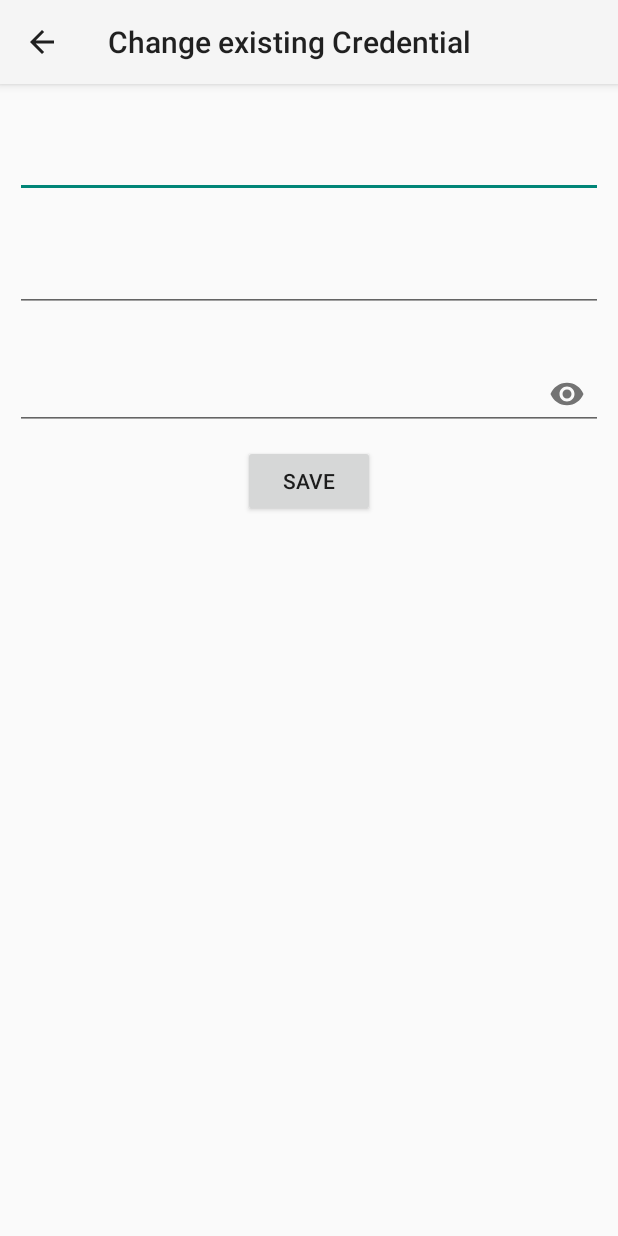
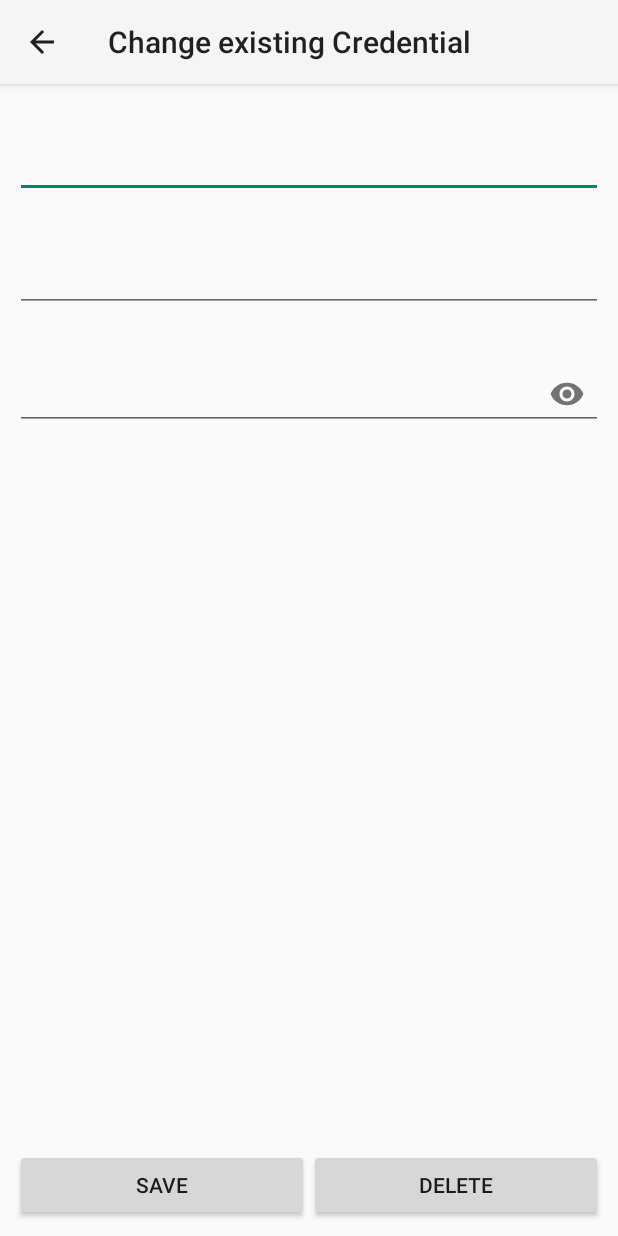
Before and after one commit to milld10/bacc, an Android app: the ChangeAccountActivity screen opened directly, with no data from a screen before it, on a phone screen of 412 x 824 dp. Run offline under Robolectric (Android 15) with nearby library versions, the phone set to English and light mode, and no system bars; libraries missing offline, so code that uses them is left out: org.greenrobot.greendao; 14 statements that could not run were skipped.

Commit message:
new alert dialog for delete account

```diff
--- a/AndroidCredentialStore/app/src/main/res/layout/activity_change_account.xml
+++ b/AndroidCredentialStore/app/src/main/res/layout/activity_change_account.xml
@@ -59,17 +59,31 @@
     </android.support.design.widget.TextInputLayout>
 
 
+    <LinearLayout
+        android:layout_width="fill_parent"
+        android:layout_height="wrap_content"
+        android:layout_alignParentBottom="true">
+
 
         <Button
             android:text="@string/button_save"
             android:layout_width="wrap_content"
             android:layout_height="wrap_content"
-        android:layout_centerVertical="true"
-        android:layout_centerHorizontal="true"
             android:id="@+id/saveBtn"
-        android:layout_below="@+id/PasswordLayout"
+            android:layout_weight="1"
             android:clickable="true"
             android:onClick="saveChanges"/>
 
+        <Button
+            android:text="@string/button_delete"
+            android:layout_width="wrap_content"
+            android:layout_height="wrap_content"
+            android:layout_weight="1"
+            android:id="@+id/delBtn"
+            android:clickable="true"
+            android:onClick="delAccount"/>
+    </LinearLayout>
+
+
 
 </RelativeLayout>
--- a/AndroidCredentialStore/app/src/main/res/values/strings.xml
+++ b/AndroidCredentialStore/app/src/main/res/values/strings.xml
@@ -8,8 +8,13 @@
     <string name="title_activity_web_logins">Web Logins</string>
     <string name="title_activity_show_credentials">Accounts</string>
     <string name="button_save">SAVE</string>
+    <string name="button_delete">DELETE</string>
     <string name="hint_username">Insert a username</string>
     <string name="hint_password">Insert a password</string>
     <string name="hint_account">Insert an account</string>
+    <string name="dialog_delete_title">Delete Account</string>
+    <string name="dialog_delete_message">Do you want to delete this account?</string>
+    <string name="delete">Delete</string>
+    <string name="cancel">Cancel</string>
 
 </resources>
```
Also changed, not shown: AndroidCredentialStore/app/src/main/java/com/example/camilla/androidcredentialstore/activities/ChangeAccountActivity.java (+46 -0 lines), AndroidCredentialStore/app/src/main/java/com/example/camilla/androidcredentialstore/activities/ShowAccountsActivity.java (+8 -3 lines). Lines whose indentation alone changed are shown as unchanged.
